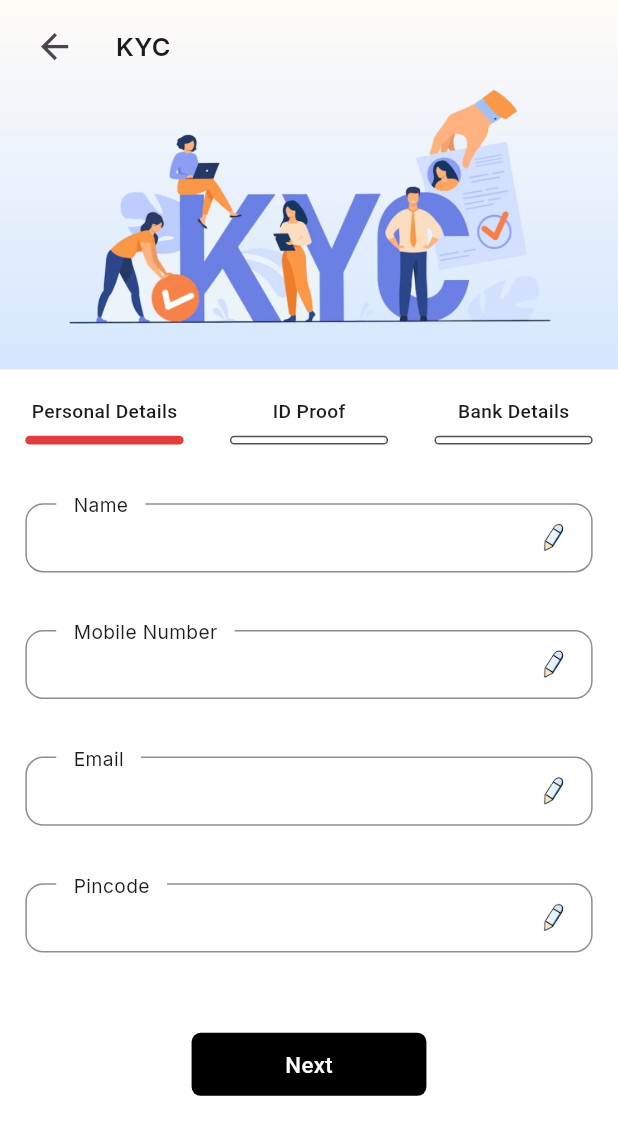
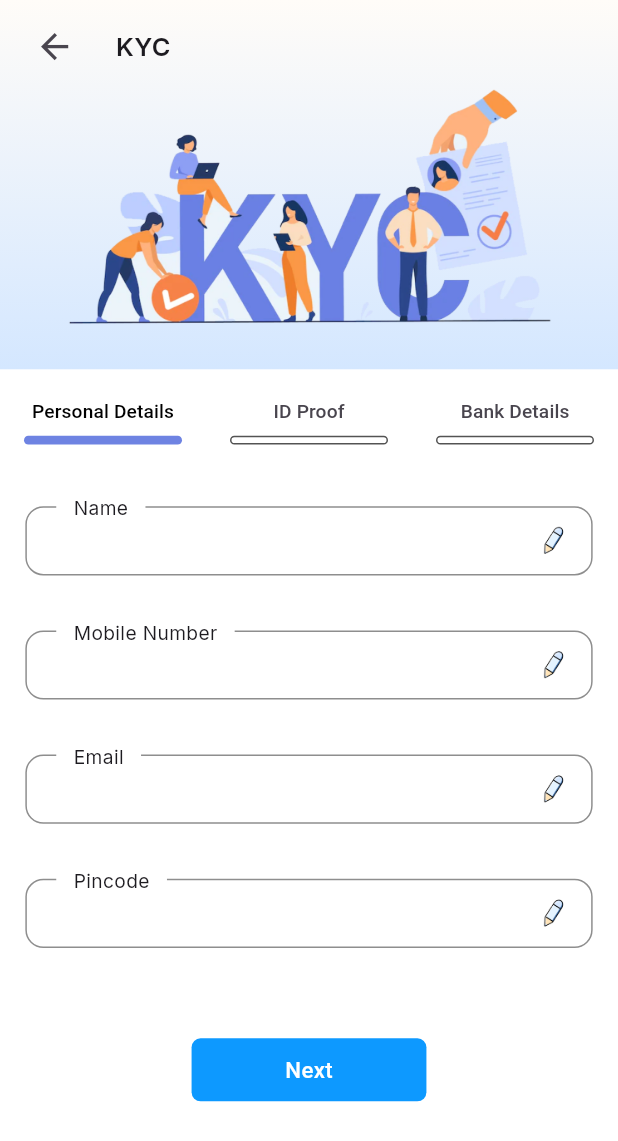
Before and after one commit to ZaynMeledath/turning_point, a Flutter app: the ProfileScreen screen opened directly, after a tap on "KYC", on a phone screen of 412 x 824 dp. Shown: the top 1141 px of the screen. Run offline on Flutter 3.47's test engine with Material 3 defaults, Android fonts, the phone set to English and light mode, and no system bars; our stand-ins replace flutter_cache_manager, google_fonts, page_transition, percent_indicator, shimmer, video_player; network calls fail; project files that could hold a hidden picture were left out.

Commit message:
KYC Screen UI Completed

```diff
--- a/lib/view/edit_profile/edit_profile_screen.dart
+++ b/lib/view/edit_profile/edit_profile_screen.dart
@@ -18,7 +18,8 @@ class _EditProfileScreenState extends State<EditProfileScreen> {
   late final TextEditingController _addressController;
   late final TextEditingController _businessController;
   late final TextEditingController _emailController;
-  bool isContractor = false;
+  late bool isContractor;
+  int selectedValue = 1;
 
   // late final FocusNode _nameNode;
   // late final FocusNode _mobileNode;
@@ -33,6 +34,7 @@ class _EditProfileScreenState extends State<EditProfileScreen> {
     _addressController = TextEditingController();
     _businessController = TextEditingController();
     _emailController = TextEditingController();
+    isContractor = selectedValue == 1 ? true : false;
 
     // _nameNode = FocusNode();
     // _mobileNode = FocusNode();
@@ -110,7 +112,34 @@ class _EditProfileScreenState extends State<EditProfileScreen> {
                 context: context,
                 screenSize: screenSize,
               ),
-              SizedBox(height: screenSize.height * .037),
+              SizedBox(height: screenSize.height * .035),
+              Row(
+                children: [
+                  Radio(
+                    value: 1,
+                    groupValue: selectedValue,
+                    activeColor: Colors.red,
+                    focusColor: Colors.red,
+                    onChanged: (value) {
+                      setState(() {
+                        selectedValue = value!;
+                        isContractor = !isContractor;
+                      });
+                    },
+                  ),
+                  Radio(
+                    value: 2,
+                    groupValue: selectedValue,
+                    onChanged: (value) {
+                      setState(() {
+                        selectedValue = value!;
+                        isContractor = !isContractor;
+                      });
+                    },
+                  ),
+                ],
+              ),
+              SizedBox(height: screenSize.height * .012),
               textFieldSegment(
                 screenSize: screenSize,
                 controller: _nameController,
@@ -146,7 +175,7 @@ class _EditProfileScreenState extends State<EditProfileScreen> {
                 height: screenSize.width * .102,
                 decoration: BoxDecoration(
                   borderRadius: BorderRadius.circular(6),
-                  color: Colors.black,
+                  color: const Color.fromRGBO(13, 153, 255, 1),
                 ),
                 child: Center(
                   child: Text(
--- a/lib/view/home/home_screen.dart
+++ b/lib/view/home/home_screen.dart
@@ -1,7 +1,7 @@
 import 'package:flutter/material.dart';
 import 'package:page_transition/page_transition.dart';
 import 'package:turning_point/controller/home_provider.dart';
-import 'package:turning_point/view/home/page_viewer.dart';
+import 'package:turning_point/view/home/reels_page_viewer.dart';
 import 'package:turning_point/view/profile/profile_screen.dart';
 
 class HomeScreen extends StatefulWidget {
@@ -35,7 +35,7 @@ class _HomeScreenState extends State<HomeScreen> {
         alignment: Alignment.center,
         children: [
 //====================Reels Player====================//
-          const PageViewer(),
+          const ReelsPageViewer(),
 
 //====================Avatar Icon====================//
           Positioned(
@@ -144,7 +144,9 @@ class _HomeScreenState extends State<HomeScreen> {
             backgroundColor: Colors.white,
             label: 'Scan',
             icon: Image.asset(
-              'assets/icons/scanner_icon.png',
+              currentIndex == 0
+                  ? 'assets/icons/scanner_icon_dark.png'
+                  : 'assets/icons/scanner_icon_light.png',
               width: 35,
               height: 35,
               // color: currentIndex == 0
--- a/lib/view/home/page_viewer.dart
+++ b/lib/view/home/reels_page_viewer.dart
@@ -1,14 +1,14 @@
 import 'package:flutter/material.dart';
 import 'package:turning_point/view/home/reels_player.dart';
 
-class PageViewer extends StatefulWidget {
-  const PageViewer({super.key});
+class ReelsPageViewer extends StatefulWidget {
+  const ReelsPageViewer({super.key});
 
   @override
-  State<PageViewer> createState() => PageViewerState();
+  State<ReelsPageViewer> createState() => ReelsPageViewerState();
 }
 
-class PageViewerState extends State<PageViewer> {
+class ReelsPageViewerState extends State<ReelsPageViewer> {
   late final PageController _pageController;
 
   final videos = [
--- a/lib/view/kyc/kyc_screen.dart
+++ b/lib/view/kyc/kyc_screen.dart
@@ -1,7 +1,9 @@
 import 'package:flutter/material.dart';
 import 'package:google_fonts/google_fonts.dart';
-import 'package:turning_point/helper/text_field_segment.dart';
+import 'package:turning_point/view/kyc/segments/kyc_bank_details.dart';
+import 'package:turning_point/view/kyc/segments/kyc_id_proof.dart';
 import 'package:turning_point/view/kyc/segments/kyc_page_title.dart';
+import 'package:turning_point/view/kyc/segments/kyc_personal_details.dart';
 
 class KycScreen extends StatefulWidget {
   const KycScreen({super.key});
@@ -10,27 +12,43 @@ class KycScreen extends StatefulWidget {
   State<KycScreen> createState() => _KycScreenState();
 }
 
-class _KycScreenState extends State<KycScreen> {
-  late final TextEditingController _nameController;
-  late final TextEditingController _mobileController;
-  late final TextEditingController _emailController;
-  late final TextEditingController _pinController;
+class _KycScreenState extends State<KycScreen>
+    with SingleTickerProviderStateMixin {
+  late final TextEditingController nameController;
+  late final TextEditingController mobileController;
+  late final TextEditingController emailController;
+  late final TextEditingController pinController;
+  late final TextEditingController accNameController;
+  late final TextEditingController accNumController;
+  late final TextEditingController confirmAccNumController;
+  late final TextEditingController ifscController;
+  late final TabController _tabController;
 
   @override
   void initState() {
-    _nameController = TextEditingController();
-    _mobileController = TextEditingController();
-    _emailController = TextEditingController();
-    _pinController = TextEditingController();
+    nameController = TextEditingController();
+    mobileController = TextEditingController();
+    emailController = TextEditingController();
+    pinController = TextEditingController();
+    accNameController = TextEditingController();
+    accNumController = TextEditingController();
+    confirmAccNumController = TextEditingController();
+    ifscController = TextEditingController();
+    _tabController = TabController(length: 3, vsync: this);
     super.initState();
   }
 
   @override
   void dispose() {
-    _nameController.dispose();
-    _mobileController.dispose();
-    _emailController.dispose();
-    _pinController.dispose();
+    nameController.dispose();
+    mobileController.dispose();
+    emailController.dispose();
+    pinController.dispose();
+    accNameController.dispose();
+    accNumController.dispose();
+    confirmAccNumController.dispose();
+    ifscController.dispose();
+    _tabController.dispose();
     super.dispose();
   }
 
@@ -106,63 +124,114 @@ class _KycScreenState extends State<KycScreen> {
               SizedBox(height: screenSize.height * .024),
 
 //====================Page Titles Segment====================//
-              Padding(
-                padding:
-                    EdgeInsets.symmetric(horizontal: screenSize.width * .041),
-                child: Row(
-                  mainAxisAlignment: MainAxisAlignment.spaceBetween,
-                  children: [
+              // Padding(
+              //   padding:
+              //       EdgeInsets.symmetric(horizontal: screenSize.width * .041),
+              //   child: Row(
+              //     mainAxisAlignment: MainAxisAlignment.spaceBetween,
+              //     children: [
+              //       kycPageTitle(
+              //         screenSize: screenSize,
+              //         title: 'Personal Details',
+              //         isDoneOrActive: true,
+              //       ),
+              //       kycPageTitle(
+              //         screenSize: screenSize,
+              //         title: 'ID Proof',
+              //         isDoneOrActive: false,
+              //       ),
+              //       kycPageTitle(
+              //         screenSize: screenSize,
+              //         title: 'Bank Details',
+              //         isDoneOrActive: false,
+              //       ),
+              //     ],
+              //   ),
+              // ),
+
+              TabBar(
+                controller: _tabController,
+                indicator: const BoxDecoration(),
+                isScrollable: false,
+                labelColor: Colors.black,
+                dividerColor: Colors.transparent,
+                physics: const NeverScrollableScrollPhysics(),
+                onTap: (index) {
+                  setState(() {});
+                },
+                overlayColor:
+                    const MaterialStatePropertyAll(Colors.transparent),
+                tabs: [
                   kycPageTitle(
                     screenSize: screenSize,
                     title: 'Personal Details',
-                      isDoneOrActive: true,
+                    isDoneOrActive: _tabController.index == 0 ||
+                            _tabController.index == 1 ||
+                            _tabController.index == 2
+                        ? true
+                        : false,
                   ),
                   kycPageTitle(
                     screenSize: screenSize,
                     title: 'ID Proof',
-                      isDoneOrActive: false,
+                    isDoneOrActive:
+                        _tabController.index == 1 || _tabController.index == 2
+                            ? true
+                            : false,
                   ),
                   kycPageTitle(
                     screenSize: screenSize,
                     title: 'Bank Details',
-                      isDoneOrActive: false,
+                    isDoneOrActive: _tabController.index == 2 ? true : false,
                   ),
                 ],
               ),
-              ),
+
               SizedBox(height: screenSize.height * .038),
 
 //====================TextField Segment====================//
-              textFieldSegment(
+              SizedBox(
+                width: double.infinity,
+                height: screenSize.height * .42,
+                child: TabBarView(
+                  physics: const NeverScrollableScrollPhysics(),
+                  controller: _tabController,
+                  children: [
+                    kycPersonalDetails(
                       screenSize: screenSize,
-                controller: _nameController,
-                title: 'Name',
+                      nameController: nameController,
+                      mobileController: mobileController,
+                      emailController: emailController,
+                      pinController: pinController,
                     ),
-              SizedBox(height: screenSize.height * .037),
-              textFieldSegment(
+                    kycIdProof(screenSize: screenSize),
+                    kycBankDetails(
                       screenSize: screenSize,
-                controller: _mobileController,
-                title: 'Mobile Number',
+                      accNameController: accNameController,
+                      accNumController: accNumController,
+                      confirmAccNumController: confirmAccNumController,
+                      ifscController: ifscController,
+                    )
+                  ],
                 ),
-              SizedBox(height: screenSize.height * .037),
-              textFieldSegment(
-                screenSize: screenSize,
-                controller: _emailController,
-                title: 'Email',
               ),
-              SizedBox(height: screenSize.height * .037),
-              textFieldSegment(
-                screenSize: screenSize,
-                controller: _pinController,
-                title: 'Pincode',
-              ),
-              SizedBox(height: screenSize.height * .065),
-              Container(
+
+              SizedBox(height: screenSize.height * .02),
+              GestureDetector(
+                onTap: () {
+                  _tabController.animateTo(
+                    _tabController.index + 1,
+                    curve: Curves.bounceInOut,
+                    duration: const Duration(milliseconds: 200),
+                  );
+                  setState(() {});
+                },
+                child: Container(
                   width: screenSize.width * .38,
                   height: screenSize.width * .102,
                   decoration: BoxDecoration(
                     borderRadius: BorderRadius.circular(6),
-                  color: Colors.black,
+                    color: const Color.fromRGBO(13, 153, 255, 1),
                   ),
                   child: Center(
                     child: Text(
@@ -175,6 +244,7 @@ class _KycScreenState extends State<KycScreen> {
                     ),
                   ),
                 ),
+              ),
             ],
           ),
         ),
--- /dev/null
+++ b/lib/view/kyc/segments/kyc_bank_details.dart
@@ -0,0 +1,38 @@
+import 'package:flutter/material.dart';
+import 'package:turning_point/helper/text_field_segment.dart';
+
+Widget kycBankDetails({
+  required Size screenSize,
+  required TextEditingController accNameController,
+  required TextEditingController accNumController,
+  required TextEditingController confirmAccNumController,
+  required TextEditingController ifscController,
+}) {
+  return Column(
+    children: [
+      textFieldSegment(
+        screenSize: screenSize,
+        controller: accNameController,
+        title: 'Account Name',
+      ),
+      SizedBox(height: screenSize.height * .035),
+      textFieldSegment(
+        screenSize: screenSize,
+        controller: accNumController,
+        title: 'Account Number',
+      ),
+      SizedBox(height: screenSize.height * .035),
+      textFieldSegment(
+        screenSize: screenSize,
+        controller: confirmAccNumController,
+        title: 'Confirm Account Number',
+      ),
+      SizedBox(height: screenSize.height * .035),
+      textFieldSegment(
+        screenSize: screenSize,
+        controller: ifscController,
+        title: 'IFSC',
+      ),
+    ],
+  );
+}
--- /dev/null
+++ b/lib/view/kyc/segments/kyc_id_capture_container.dart
@@ -0,0 +1,39 @@
+import 'package:flutter/material.dart';
+import 'package:google_fonts/google_fonts.dart';
+
+Widget kycIdCaptureContainer({
+  required Size screenSize,
+  required String title,
+  required bool isActive,
+}) {
+  return Container(
+    width: screenSize.width * .36,
+    height: screenSize.width * .12,
+    decoration: BoxDecoration(
+      gradient: const LinearGradient(colors: [
+        Color.fromRGBO(184, 184, 184, .2),
+        Color.fromRGBO(239, 239, 239, .3),
+        Color.fromRGBO(184, 184, 184, .2),
+      ]),
+      borderRadius: BorderRadius.circular(4),
+    ),
+    child: Row(
+      mainAxisAlignment: MainAxisAlignment.center,
+      children: [
+        Icon(
+          Icons.camera_alt,
+          color:
+              isActive ? Colors.black : const Color.fromRGBO(215, 215, 215, 1),
+        ),
+        SizedBox(width: screenSize.width * .012),
+        Text(
+          title,
+          style: GoogleFonts.roboto(
+            fontSize: screenSize.width * .036,
+            fontWeight: FontWeight.w400,
+          ),
+        ),
+      ],
+    ),
+  );
+}
--- /dev/null
+++ b/lib/view/kyc/segments/kyc_id_proof.dart
@@ -0,0 +1,99 @@
+import 'package:flutter/material.dart';
+import 'package:google_fonts/google_fonts.dart';
+import 'package:turning_point/view/kyc/segments/kyc_id_capture_container.dart';
+
+Widget kycIdProof({required Size screenSize}) {
+  return Padding(
+    padding: EdgeInsets.symmetric(horizontal: screenSize.width * .041),
+    child: Column(
+      children: [
+        Text(
+          'Take a Photo of the Front & Back of your Aadhar Card',
+          style: GoogleFonts.roboto(
+            fontSize: screenSize.width * .038,
+            fontWeight: FontWeight.w300,
+          ),
+        ),
+        SizedBox(height: screenSize.height * .033),
+        SizedBox(
+          width: screenSize.width * .77 + 2,
+          height: screenSize.width * .51 + 2,
+          child: Stack(
+            alignment: Alignment.center,
+            children: [
+              Container(
+                width: screenSize.width * .77,
+                height: screenSize.width * .51,
+                decoration: BoxDecoration(
+                  borderRadius: BorderRadius.circular(8),
+                  border: Border.all(
+                    width: 3,
+                    color: const Color.fromRGBO(212, 231, 255, 1),
+                  ),
+                ),
+                child: Center(
+                  child: Image.asset(
+                    'assets/images/id_proof_image.png',
+                    width: screenSize.width * .66,
+                    height: screenSize.width * .4,
+                  ),
+                ),
+              ),
+              Positioned(
+                top: 0,
+                child: Container(
+                  width: screenSize.width * .33,
+                  height: 6,
+                  color: Colors.white,
+                ),
+              ),
+              Positioned(
+                bottom: 0,
+                child: Container(
+                  width: screenSize.width * .33,
+                  height: 5,
+                  color: Colors.white,
+                ),
+              ),
+              Positioned(
+                left: 0,
+                child: Container(
+                  height: screenSize.width * .25,
+                  width: 6,
+                  color: Colors.white,
+                ),
+              ),
+              Positioned(
+                right: 0,
+                child: Container(
+                  height: screenSize.width * .25,
+                  width: 6,
+                  color: Colors.white,
+                ),
+              ),
+            ],
+          ),
+        ),
+        SizedBox(height: screenSize.height * .035),
+        Padding(
+          padding: const EdgeInsets.symmetric(horizontal: 8.0),
+          child: Row(
+            mainAxisAlignment: MainAxisAlignment.spaceAround,
+            children: [
+              kycIdCaptureContainer(
+                screenSize: screenSize,
+                title: 'Front',
+                isActive: true,
+              ),
+              kycIdCaptureContainer(
+                screenSize: screenSize,
+                title: 'Back',
+                isActive: false,
+              )
+            ],
+          ),
+        ),
+      ],
+    ),
+  );
+}
--- a/lib/view/kyc/segments/kyc_page_title.dart
+++ b/lib/view/kyc/segments/kyc_page_title.dart
@@ -21,7 +21,7 @@ Widget kycPageTitle({
         height: screenSize.height * .007,
         decoration: BoxDecoration(
           color: isDoneOrActive
-              ? const Color.fromRGBO(226, 61, 62, 1)
+              ? const Color.fromRGBO(110, 131, 226, 1)
               : Colors.white,
           borderRadius: BorderRadius.circular(15),
           border: !isDoneOrActive
--- /dev/null
+++ b/lib/view/kyc/segments/kyc_personal_details.dart
@@ -0,0 +1,38 @@
+import 'package:flutter/material.dart';
+import 'package:turning_point/helper/text_field_segment.dart';
+
+Widget kycPersonalDetails({
+  required Size screenSize,
+  required TextEditingController nameController,
+  required TextEditingController mobileController,
+  required TextEditingController emailController,
+  required TextEditingController pinController,
+}) {
+  return Column(
+    children: [
+      textFieldSegment(
+        screenSize: screenSize,
+        controller: nameController,
+        title: 'Name',
+      ),
+      SizedBox(height: screenSize.height * .035),
+      textFieldSegment(
+        screenSize: screenSize,
+        controller: mobileController,
+        title: 'Mobile Number',
+      ),
+      SizedBox(height: screenSize.height * .035),
+      textFieldSegment(
+        screenSize: screenSize,
+        controller: emailController,
+        title: 'Email',
+      ),
+      SizedBox(height: screenSize.height * .035),
+      textFieldSegment(
+        screenSize: screenSize,
+        controller: pinController,
+        title: 'Pincode',
+      ),
+    ],
+  );
+}
--- a/lib/view/profile/segments/edit_profile_dashboard_segment.dart
+++ b/lib/view/profile/segments/edit_profile_dashboard_segment.dart
@@ -26,14 +26,14 @@ Widget editProfileDashboardSegment(
           ),
           child: Container(
             width: screenSize.width * .419,
-            height: screenSize.height * .041,
+            height: screenSize.width * .09,
             decoration: BoxDecoration(
               gradient: const LinearGradient(colors: [
                 Color.fromRGBO(184, 184, 184, .2),
                 Color.fromRGBO(239, 239, 239, .3),
                 Color.fromRGBO(184, 184, 184, .2),
               ]),
-              borderRadius: BorderRadius.circular(4),
+              borderRadius: BorderRadius.circular(6),
             ),
             child: Center(
               child: Hero(
@@ -54,14 +54,14 @@ Widget editProfileDashboardSegment(
 //====================Dashboard Container====================//
         Container(
           width: screenSize.width * .419,
-          height: screenSize.height * .041,
+          height: screenSize.width * .09,
           decoration: BoxDecoration(
             gradient: const LinearGradient(colors: [
               Color.fromRGBO(184, 184, 184, .2),
               Color.fromRGBO(239, 239, 239, .3),
               Color.fromRGBO(184, 184, 184, .2),
             ]),
-            borderRadius: BorderRadius.circular(4),
+            borderRadius: BorderRadius.circular(6),
           ),
           child: Center(
             child: Text(
```
Also changed, not shown: assets/icons/scanner_icon_dark.png (renamed from assets/icons/scanner_icon.png), assets/icons/scanner_icon_light.png (added), assets/images/id_proof_image.png (added). Lines whose indentation alone changed are shown as unchanged.
